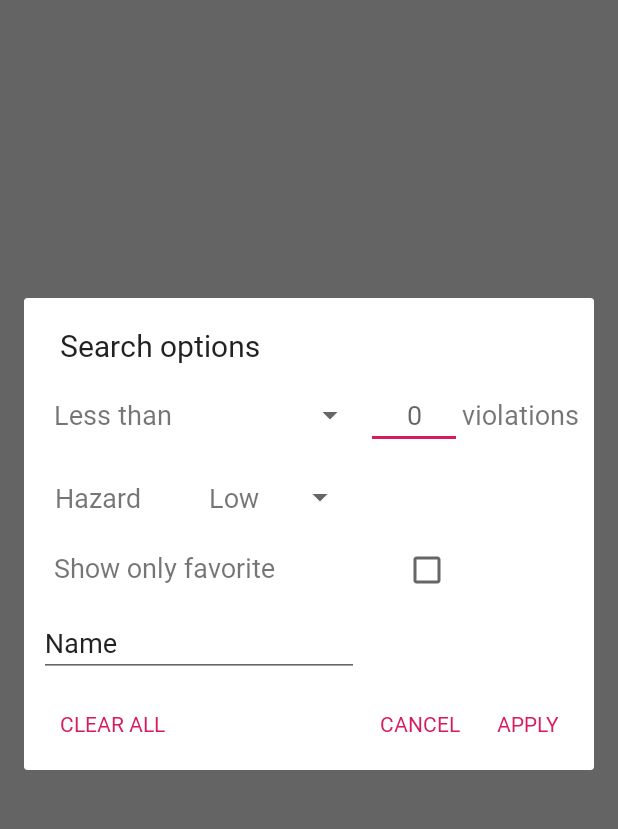
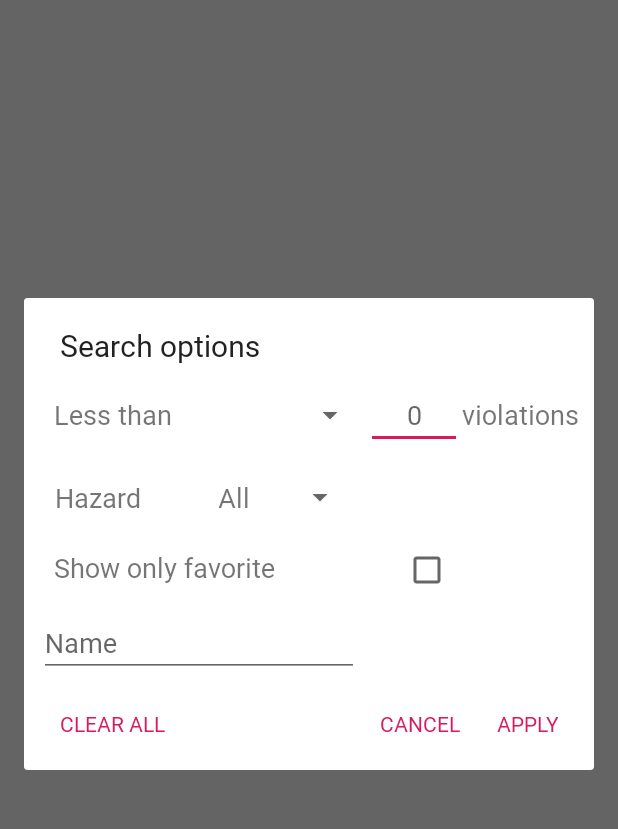
Before and after one commit to icextreme/eatsafe, an Android app: the RestaurantListActivity screen opened directly, with no data from a screen before it, after a tap on "Filter", on a phone screen of 412 x 824 dp, the part 84-913 px from its top. Run offline under Robolectric (Android 15) with nearby library versions, the phone set to English and light mode, and no system bars; libraries missing offline, so code that uses them is left out: com.opencsv, com.opencsv.exceptions.

Commit message:
fixed hazardSpinner

```diff
--- a/app/src/main/java/ca/cmpt276/restauranthealthinspection/model/filter/MyFilter.java
+++ b/app/src/main/java/ca/cmpt276/restauranthealthinspection/model/filter/MyFilter.java
@@ -108,7 +108,7 @@ public class MyFilter {
     }
 
     private void sortByHazardLevel() {
-        if (hazardLevel != null && hazardLevel.length() != 0) {
+        if (hazardLevel != null && hazardLevel.length() != 0 && !hazardLevel.equals("All")) {
             List<Restaurant> oldList = filteredList;
             filteredList = new ArrayList<>();
 
--- a/app/src/main/java/ca/cmpt276/restauranthealthinspection/ui/main_menu/dialog/FilterOptionDialog.java
+++ b/app/src/main/java/ca/cmpt276/restauranthealthinspection/ui/main_menu/dialog/FilterOptionDialog.java
@@ -115,6 +115,16 @@ public class FilterOptionDialog extends DialogFragment {
                     public void onClick(DialogInterface dialog, int which) {
                         Log.d(TAG, "onClick: Clear All");
                         Log.d(TAG, "onClick: hazard level " + hazardLevel);
+
+                        String constraints = "" + "-" + "" + "-" + "0";
+
+                        setHazardLevelPref(hazardLevel);
+                        setVioNumPref(Integer.parseInt(vioNumString));
+                        setNamePref(searchName);
+
+                        recyclerViewAdapter.getFilter().filter(constraints);
+                        recyclerViewAdapter.notifyDataSetChanged();
+
                         optionDialogListener.onOptionDialogClearAll();
                         dismiss();
                     }
@@ -124,6 +134,7 @@ public class FilterOptionDialog extends DialogFragment {
 
     private void createInputs() {
 
+        // Inequality spinner for number of critical violations
         Spinner spinnerInequality = view.findViewById(R.id.inequality_spinner);
         ArrayAdapter<CharSequence> adapter = ArrayAdapter.createFromResource(view.getContext(),
                 R.array.inequality_array, R.layout.spinner_item);
@@ -145,11 +156,13 @@ public class FilterOptionDialog extends DialogFragment {
         getCritVioOption();
         getSearchName();
 
+        // Hazard spinner
         Spinner spinnerHazard = view.findViewById(R.id.hazard_spinner);
         adapter = ArrayAdapter.createFromResource(view.getContext(),
                 R.array.hazard_levels_array, R.layout.spinner_item);
         adapter.setDropDownViewResource(android.R.layout.simple_spinner_dropdown_item);
         spinnerHazard.setAdapter(adapter);
+        spinnerHazard.setSelection(getSpinnerPosition());
         spinnerHazard.setOnItemSelectedListener(new AdapterView.OnItemSelectedListener() {
             @Override
             public void onItemSelected(AdapterView<?> parent, View view, int position, long id) {
@@ -162,6 +175,7 @@ public class FilterOptionDialog extends DialogFragment {
             }
         });
 
+        // Favorite checkbox
         CheckBox favoriteCheckBox = view.findViewById(R.id.show_favorite_check_box);
         favoriteCheckBox.setOnCheckedChangeListener(new CompoundButton.OnCheckedChangeListener() {
             @Override
@@ -169,6 +183,19 @@ public class FilterOptionDialog extends DialogFragment {
                 keepFavorite = isChecked;
             }
         });
+    }
+
+    private int getSpinnerPosition() {
+        String savedLevel = getHazardLevelPref(view.getContext());
+        if (savedLevel.equals(view.getContext().getString(R.string.hazard_rating_low))) {
+            return 0;
+        } else if (savedLevel.equals(view.getContext().getString(R.string.hazard_rating_medium))) {
+            return 1;
+        } else if (savedLevel.equals(view.getContext().getString(R.string.hazard_rating_high))) {
+            return 2;
+        } else {
+            return 3;
+        }
     }
 
     private void getCritVioOption() {
@@ -185,7 +212,7 @@ public class FilterOptionDialog extends DialogFragment {
             @Override
             public void afterTextChanged(Editable s) {
                 vioNumString = editText.getText().toString();
-                if (vioNumString == "") {
+                if (vioNumString.equals("")) {
                     vioNumString = "0";
                 }
             }
--- a/app/src/main/res/layout/filter_fragment.xml
+++ b/app/src/main/res/layout/filter_fragment.xml
@@ -97,8 +97,8 @@
             android:layout_height="wrap_content"
             android:layout_marginStart="10dp"
             android:ems="10"
-            android:inputType="textPersonName"
-            android:text="Name" />
+            android:hint="@string/name"
+            android:inputType="textPersonName" />
 
     </LinearLayout>
 
```
